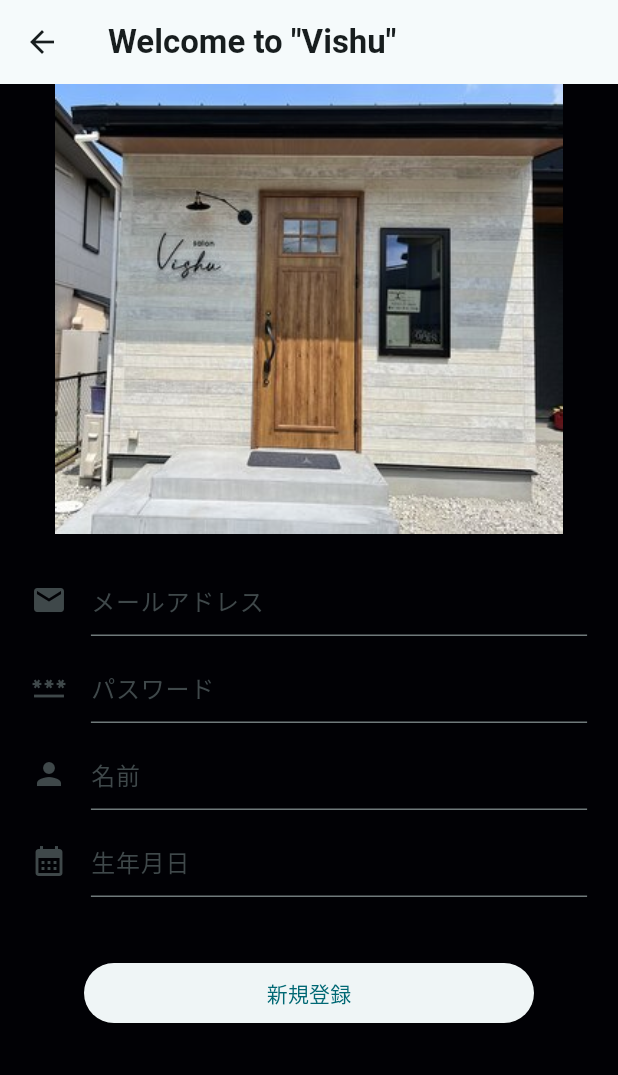
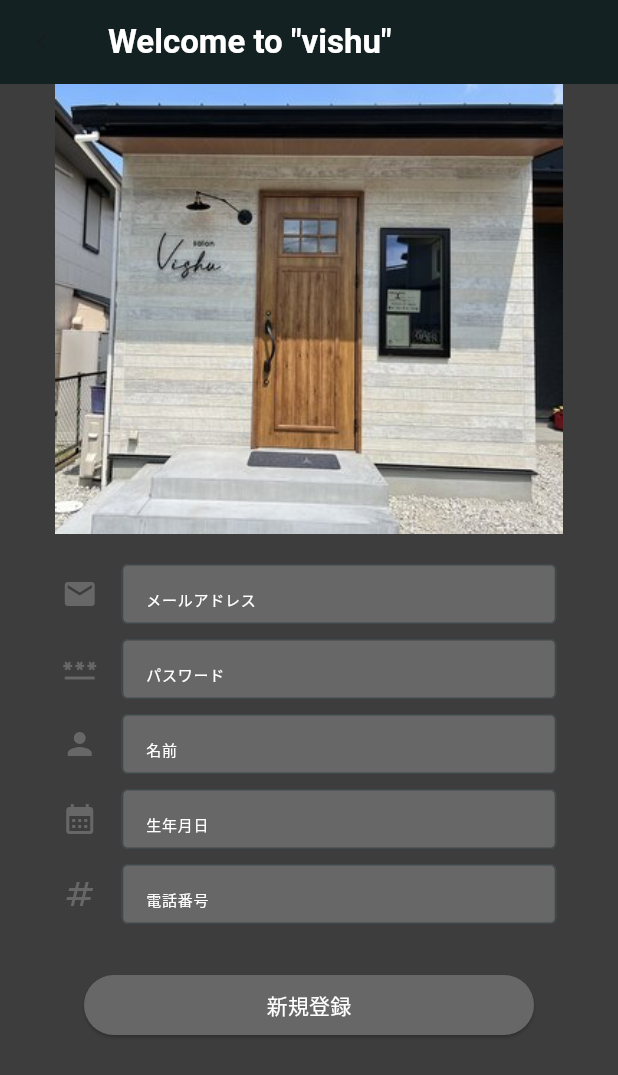
Before and after one commit to fiveprogram/saon_vishu, a Flutter app: the SignUpPage screen opened directly, on a phone screen of 412 x 824 dp. Shown: the top 1075 px of the screen. Run offline on Flutter 3.47's test engine with Material 2 defaults, Android fonts, the phone set to English and light mode, and no system bars; our stand-ins replace cloud_firestore, firebase_auth, flutter_riverpod, flutter_signin_button, hexcolor; accounts and stored records are empty.

Commit message:
main_color_is_Hex("#3d3d3d")

```diff
--- a/lib/appBar.dart
+++ b/lib/appBar.dart
@@ -3,6 +3,7 @@ import 'dart:ui';
 import 'package:flutter/cupertino.dart';
 import 'package:flutter/material.dart';
 import 'package:flutter/services.dart';
+import 'package:hexcolor/hexcolor.dart';
 
 PreferredSize vishuAppBar({required String appBarTitle}) {
   return PreferredSize(
@@ -12,15 +13,15 @@ PreferredSize vishuAppBar({required String appBarTitle}) {
     ),
     child: ClipRRect(
       child: BackdropFilter(
-        filter: ImageFilter.blur(sigmaX: 20, sigmaY: 20),
+        filter: ImageFilter.blur(sigmaX: 50, sigmaY: 50),
         child: AppBar(
           systemOverlayStyle: SystemUiOverlayStyle.light,
-          backgroundColor: const Color.fromARGB(20, 200, 200, 200),
+          backgroundColor: HexColor("#171717"),
           title: Text(appBarTitle,
               style: const TextStyle(
                   fontWeight: FontWeight.bold, color: Colors.white)),
           leading: const Icon(Icons.chevron_left),
-          elevation: 0.0,
+          elevation: 10.0,
         ),
       ),
     ),
--- a/lib/sign_up/sign_up_page.dart
+++ b/lib/sign_up/sign_up_page.dart
@@ -1,5 +1,7 @@
 import 'package:flutter/material.dart';
 import 'package:flutter_riverpod/flutter_riverpod.dart';
+import 'package:hexcolor/hexcolor.dart';
+import 'package:salon_vishu/appBar.dart';
 import 'package:salon_vishu/sign_up/sign_up_model.dart';
 
 import '../river_pods/river_pod.dart';
@@ -13,10 +15,7 @@ class SignUpPage extends ConsumerWidget {
     final controllerModel = ref.watch(signUpControllerProvider.notifier);
 
     return Scaffold(
-      appBar: AppBar(
-        title: const Text('Welcome to "Vishu"',
-            style: TextStyle(fontWeight: FontWeight.bold)),
-      ),
+      appBar: vishuAppBar(appBarTitle: 'Welcome to "vishu"'),
       body: SizedBox(
         width: width,
         child: Column(
@@ -50,11 +49,23 @@ class SignUpPage extends ConsumerWidget {
                 controller: controllerModel,
                 width: width,
                 textController: controllerModel.birthDayController),
-            const SizedBox(height: 40),
+            const SizedBox(height: 10),
+            authFormField(
+                icon: Icons.numbers,
+                hintText: '電話番号',
+                controller: controllerModel,
+                width: width,
+                textController: controllerModel.telephoneNumberController),
+            const SizedBox(height: 30),
             SizedBox(
                 width: 300,
                 child: ElevatedButton(
-                    onPressed: () {}, child: const Text('新規登録'))),
+                    style: ElevatedButton.styleFrom(
+                        backgroundColor: HexColor('#676767'),
+                        foregroundColor:
+                            const Color.fromARGB(255, 255, 255, 255)),
+                    onPressed: () {},
+                    child: const Text('新規登録'))),
           ],
         ),
       ),
@@ -68,15 +79,24 @@ class SignUpPage extends ConsumerWidget {
       required IconData icon,
       required String hintText}) {
     return SizedBox(
-      width: width * 0.9,
+      height: 40,
+      width: width * 0.8,
       child: TextFormField(
         controller: textController,
         decoration: InputDecoration(
+          filled: true,
+          fillColor: HexColor('#676767'),
+          border: const OutlineInputBorder(),
           hintText: hintText,
-          icon: Icon(icon),
+          hintStyle: const TextStyle(fontSize: 10.0, color: Colors.white),
+          icon: Icon(
+            icon,
+            color: HexColor('#676767'),
+          ),
         ),
       ),
     );
+  }
 }
 
 Container vishuImage(double width) {
@@ -87,4 +107,3 @@ class SignUpPage extends ConsumerWidget {
         image: DecorationImage(image: AssetImage('images/vishu_view.png'))),
   );
 }
-}
--- a/pubspec.yaml
+++ b/pubspec.yaml
@@ -41,6 +41,7 @@ dependencies:
   firebase_core: ^2.4.0
   firebase_auth: ^4.2.0
   cloud_firestore: ^4.2.0
+  hexcolor: ^3.0.1
 
 dev_dependencies:
   flutter_test:
```
Also changed, not shown: lib/main.dart (+4 -4 lines), lib/sign_in/sign_in_model.dart (+26 -0 lines), lib/sign_in/sign_in_page.dart (+15 -6 lines), lib/sign_up/sign_up_model.dart (+13 -2 lines), pubspec.lock. Lines whose indentation alone changed are shown as unchanged.
